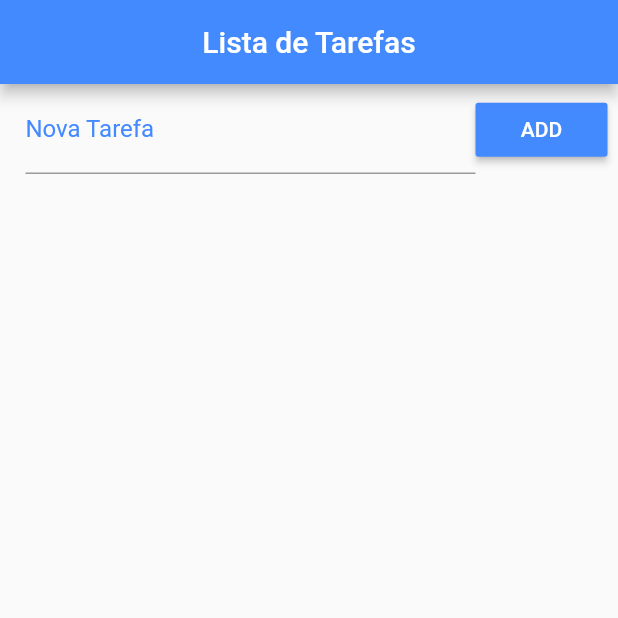
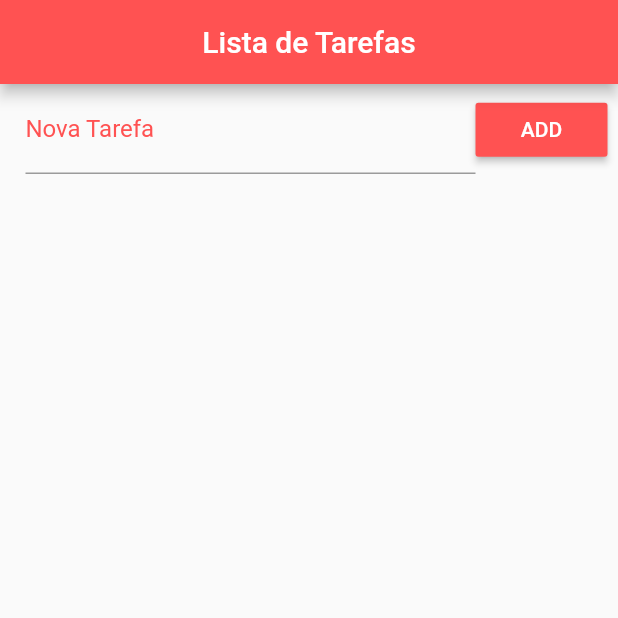
Before and after one commit to msalves008/ToDoList-FlutterApp, a Flutter app: the screen it shows after launch, on a phone screen of 412 x 824 dp, the top half of it. Run offline on Flutter 3.47's test engine with Material 2 defaults, Android fonts, the phone set to English and light mode, and no system bars.

Commit message:
update color

```diff
--- a/lib/main.dart
+++ b/lib/main.dart
@@ -62,7 +62,7 @@ class _HomeState extends State<Home> {
     return Scaffold(
       appBar: AppBar(
         title: Text("Lista de Tarefas"),
-        backgroundColor: Colors.blueAccent,
+        backgroundColor: Colors.redAccent,
         centerTitle: true,
       ),
       body: Column(
@@ -76,11 +76,11 @@ class _HomeState extends State<Home> {
                     controller: _toDoController,
                     decoration: InputDecoration(
                         labelText: "Nova Tarefa",
-                        labelStyle: TextStyle(color: Colors.blueAccent)),
+                        labelStyle: TextStyle(color: Colors.redAccent)),
                   ),
                 ),
                 RaisedButton(
-                  color: Colors.blueAccent,
+                  color: Colors.redAccent,
                   child: Text('ADD'),
                   textColor: Colors.white,
                   onPressed: _addToDo,
```
